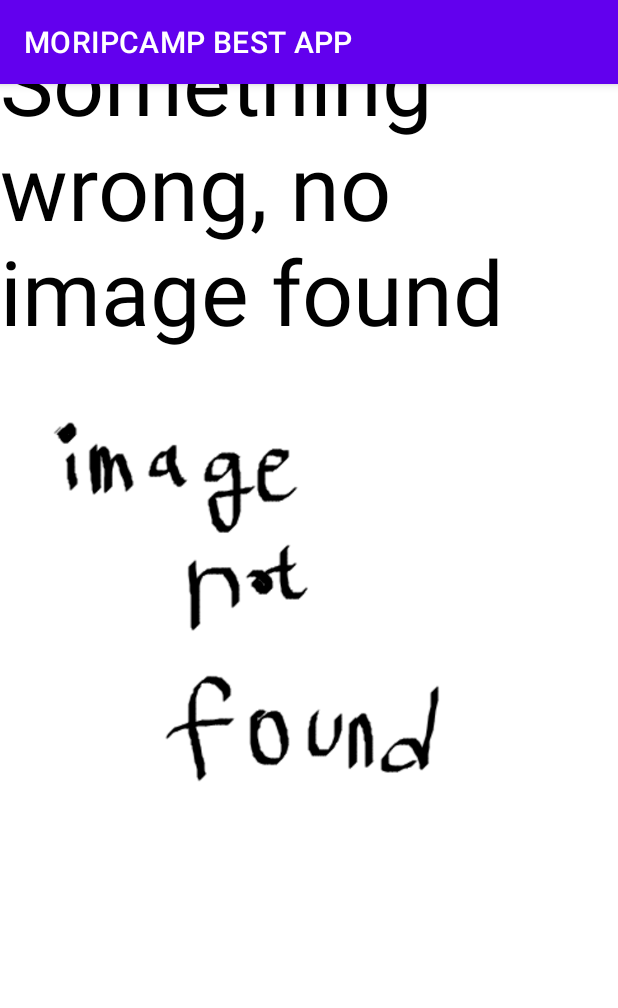
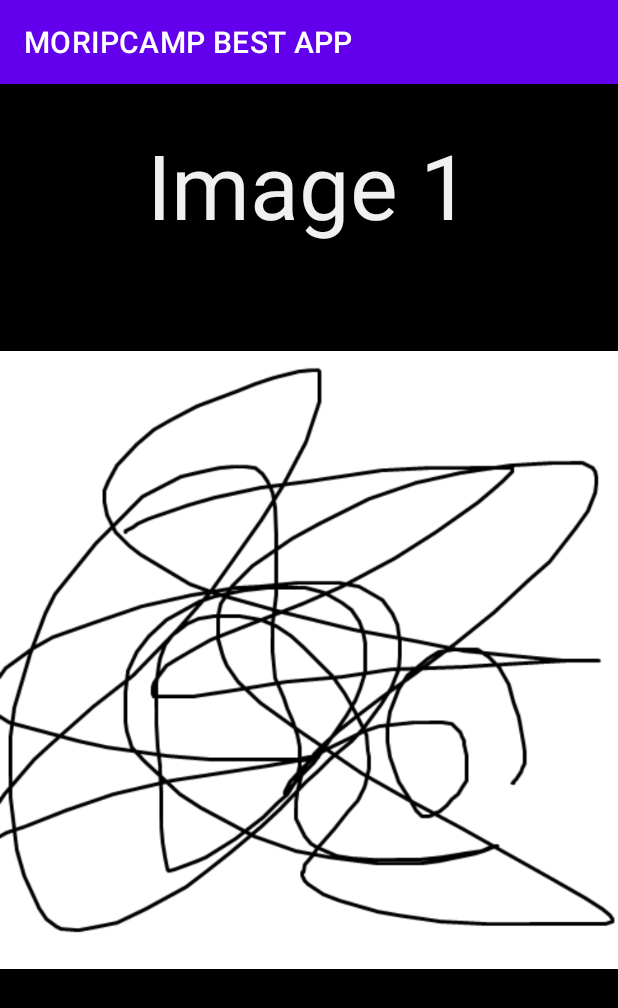
Before and after one commit to GlacialGlen/mol12345, an Android app: the GalleryShowActivity screen opened directly, with no data from a screen before it, on a phone screen of 412 x 824 dp. Shown: the top 1008 px of the screen. Run offline under Robolectric (Android 15) with nearby library versions, the phone set to English and light mode, and no system bars; Roboto replaces fonts that are not available here.

Commit message:
Gallery Elaborated - Scroll

```diff
--- a/app/src/main/AndroidManifest.xml
+++ b/app/src/main/AndroidManifest.xml
@@ -1,6 +1,8 @@
 <?xml version="1.0" encoding="utf-8"?>
 <manifest xmlns:android="http://schemas.android.com/apk/res/android"
     package="com.example.mol12345">
+
+    <uses-permission android:name="android.permission.READ_EXTERNAL_STORAGE" />
 
     <application
         android:allowBackup="true"
@@ -34,4 +36,5 @@
             android:resource="@array/preloaded_fonts" />
     </application>
 
+
 </manifest>
--- a/app/src/main/java/com/example/mol12345/Fragment02.kt
+++ b/app/src/main/java/com/example/mol12345/Fragment02.kt
@@ -11,6 +11,7 @@ import androidx.recyclerview.widget.RecyclerView
 
 class Fragment02: Fragment() {
     private lateinit var recyclerView: RecyclerView
+    private val gallerySpanCount = 3
     private var imageList = mutableListOf<GalleryListData>()
 
     override fun onCreateView(inflater: LayoutInflater, container: ViewGroup?, savedInstanceState: Bundle?): View? {
@@ -20,16 +21,24 @@ class Fragment02: Fragment() {
 
         val galleryAdapter = GalleryAdapter()
         if (imageList.isEmpty()) {
-            for (i in 1..18) {
+            for (i in 1..21) {
                 imageList.add(GalleryListData(i))
             }
         }
         galleryAdapter.imageList = imageList
         recyclerView.adapter = galleryAdapter
 
-        val manager = GridLayoutManager(activity, 3)
+        val manager = GridLayoutManager(activity, gallerySpanCount)
         recyclerView.layoutManager = manager
 
         return fragmentView
     }
+
+    fun collectImages(): MutableList<GalleryListData> {
+        var imageList: MutableList<GalleryListData> = mutableListOf()
+
+
+
+        return imageList
+    }
 }
--- a/app/src/main/java/com/example/mol12345/GalleryShowActivity.kt
+++ b/app/src/main/java/com/example/mol12345/GalleryShowActivity.kt
@@ -1,29 +1,32 @@
 package com.example.mol12345
 
 import android.os.Bundle
-import android.widget.ImageView
-import android.widget.TextView
 import androidx.appcompat.app.AppCompatActivity
+import androidx.viewpager2.widget.ViewPager2
 
 class GalleryShowActivity: AppCompatActivity() {
-    private lateinit var galleryLargeImage: ImageView
-    private lateinit var galleryLargeTitle: TextView
+
+    private var imageList = mutableListOf<GalleryListData>()
 
     override fun onCreate(savedInstanceState: Bundle?) {
         super.onCreate(savedInstanceState)
-        setContentView(R.layout.activity_gallery_large)
+//        setContentView(R.layout.activity_gallery_large)
+        setContentView(R.layout.activity_gallery_main)
 
-        galleryLargeImage = findViewById(R.id.gallery_large_image)
-        galleryLargeTitle = findViewById(R.id.gallery_large_title)
-
-        val imageResource = intent.extras
-        if (imageResource == null) {
-            galleryLargeImage.setImageResource(R.drawable.image_default)
-            galleryLargeTitle.text = getString(R.string.no_image)
+        val viewPager: ViewPager2 = findViewById(R.id.gallery_scroll_viewpager)
+        val galleryShowAdapter = GalleryShowAdapter(intent)
+        if (imageList.isEmpty()) {
+            for (i in 1..21) {
+                imageList.add(GalleryListData(i))
+            }
         }
-        else {
-            galleryLargeImage.setImageResource(imageResource.getInt("image_resource"))
-            galleryLargeTitle.text = "Image ${imageResource.getInt("image_number")}"
+        galleryShowAdapter.imageList = imageList
+        viewPager.adapter = galleryShowAdapter
+        val extras = intent.extras
+        if (extras == null) {
+            viewPager.currentItem = 0
+        } else {
+            viewPager.currentItem = extras.getInt("image_number") - 1
         }
     }
 }
--- /dev/null
+++ b/app/src/main/java/com/example/mol12345/GalleryShowAdapter.kt
@@ -0,0 +1,61 @@
+package com.example.mol12345
+
+import android.content.Intent
+import android.view.LayoutInflater
+import android.view.View
+import android.view.ViewGroup
+import android.widget.ImageButton
+import android.widget.ImageView
+import android.widget.TextView
+import androidx.recyclerview.widget.RecyclerView
+
+class GalleryShowAdapter(intent: Intent): RecyclerView.Adapter<GalleryShowAdapter.GalleryShowHolder>() {
+    var imageList = mutableListOf<GalleryListData>()
+    var intent = intent
+
+    inner class GalleryShowHolder(itemView: View): RecyclerView.ViewHolder(itemView) {
+        private var idImage: ImageView = itemView.findViewById(R.id.gallery_large_image)
+        private var idTitle: TextView = itemView.findViewById(R.id.gallery_large_title)
+
+        fun setImage(listData: GalleryListData) {   // for binding
+            val uri = "image_${listData.image_number}"
+//            val context = idImageView.context
+            val context = idImage.context
+            val imageResource = context.resources.getIdentifier(uri, "drawable", context.packageName)
+//            idImageView.setImageResource(imageResource)
+            idImage.setImageResource(imageResource)
+            idTitle.text = "Image ${listData.image_number}"
+
+
+//            galleryLargeImage = itemView.findViewById(R.id.gallery_large_image)
+//            galleryLargeTitle = itemView.findViewById(R.id.gallery_large_title)
+//
+//            val extras = intent.extras
+//            if (extras == null) {
+//                idImage.setImageResource(R.drawable.image_default)
+//                idTitle.text = context.getString(R.string.no_image)
+//            }
+//            else {
+//                idImage.setImageResource(extras.getInt("image_resource"))
+//                idTitle.text = "Image ${extras.getInt("image_number")}"
+//            }
+        }
+    }
+
+    override fun onCreateViewHolder(parent: ViewGroup, viewType: Int): GalleryShowHolder {
+        val view = LayoutInflater
+            .from(parent.context)
+            .inflate(R.layout.activity_gallery_large, parent, false)
+
+        return GalleryShowHolder(view)
+    }
+
+    override fun getItemCount(): Int {
+        return imageList.size
+    }
+
+    override fun onBindViewHolder(holder: GalleryShowHolder, position: Int) {
+        val data = imageList[position]
+        holder.setImage(data)
+    }
+}
--- a/app/src/main/java/com/example/mol12345/MainActivity.kt
+++ b/app/src/main/java/com/example/mol12345/MainActivity.kt
@@ -11,9 +11,16 @@ import com.google.android.material.tabs.TabLayout
 import com.google.android.material.tabs.TabLayoutMediator
 
 class MainActivity : AppCompatActivity() {
+    private val galleryPermissions = arrayOf(
+        android.Manifest.permission.READ_EXTERNAL_STORAGE,
+    )
+    private val galleryRequestCode = 700
+
     override fun onCreate(savedInstanceState: Bundle?) {
         super.onCreate(savedInstanceState)
         setContentView(R.layout.activity_main)
+
+        requestPermissions(galleryPermissions, galleryRequestCode)
 
         val viewPager: ViewPager2 = findViewById(R.id.viewPager)
         val viewpagerFragmentAdapter = ViewpagerFragmentAdapter(this)
--- a/app/src/main/res/layout/activity_gallery_large.xml
+++ b/app/src/main/res/layout/activity_gallery_large.xml
@@ -14,7 +14,7 @@
         app:layout_constraintBottom_toTopOf="@id/gallery_large_image"
         android:textSize="60sp"
         android:text="@string/gallery"
-        android:textColor="#010101"
+        android:textColor="#F0F0F0"
         />
 
     <ImageView
--- /dev/null
+++ b/app/src/main/res/layout/activity_gallery_main.xml
@@ -0,0 +1,17 @@
+<?xml version="1.0" encoding="utf-8"?>
+<androidx.constraintlayout.widget.ConstraintLayout xmlns:android="http://schemas.android.com/apk/res/android"
+    android:layout_width="match_parent"
+    android:layout_height="match_parent"
+    android:background="#000000"
+    >
+
+    <androidx.viewpager2.widget.ViewPager2
+        android:id="@+id/gallery_scroll_viewpager"
+        android:layout_width="match_parent"
+        android:layout_height="match_parent"
+        >
+
+
+    </androidx.viewpager2.widget.ViewPager2>
+
+</androidx.constraintlayout.widget.ConstraintLayout>
```
Also changed, not shown: app/src/main/res/drawable/image_19.png (added), app/src/main/res/drawable/image_20.png (added), app/src/main/res/drawable/image_21.png (added).
